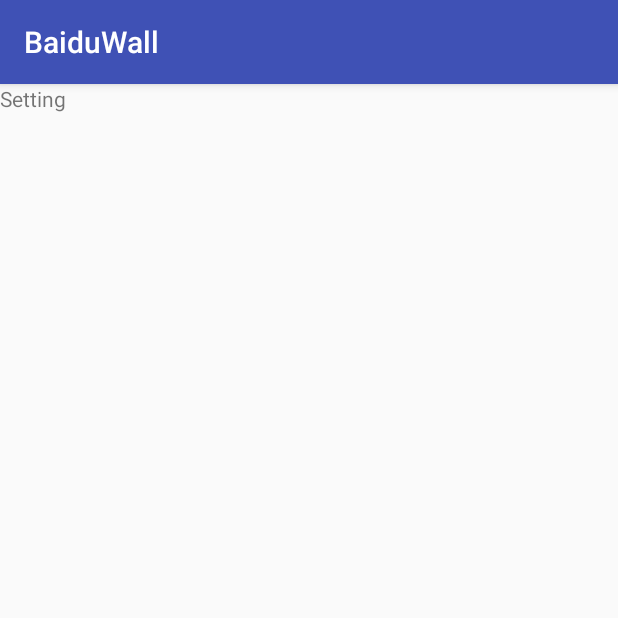
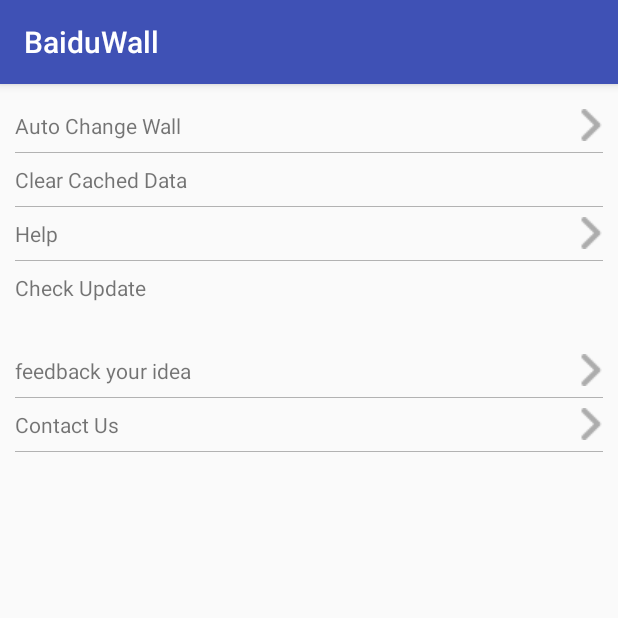
Before and after one commit to chsj1/BaiduWall, an Android app: the fragment SettingFragment shown on its own in the app's theme, on a phone screen of 412 x 824 dp, the top half of it. Run offline under Robolectric (Android 15) with nearby library versions, the phone set to English and light mode, and no system bars.

Commit message:
setting fragment

```diff
--- a/app/src/main/java/com/foolself/baiduwall/fragment/SettingFragment.java
+++ b/app/src/main/java/com/foolself/baiduwall/fragment/SettingFragment.java
@@ -6,18 +6,58 @@
 import android.view.View;
 import android.view.ViewGroup;
 import com.foolself.baiduwall.R;
+import com.foolself.baiduwall.view.SettingItemView;
 
 
 /**
  * Created by root on 15-12-5.
  */
 public class SettingFragment extends Fragment {
+    SettingItemView autoChange;
+    SettingItemView clearCached;
+    SettingItemView feedback;
+    SettingItemView contactUs;
+    SettingItemView checkUpdate;
+    SettingItemView help;
+
     public View onCreateView(LayoutInflater inflater, ViewGroup container,
                              Bundle savedInstanceState) {
         View view = inflater.inflate(R.layout.setting_fragment, container, false);
+        findView(view);
         return view;
     }
+
+    private void findView(View view) {
+        autoChange = (SettingItemView) view.findViewById(R.id.autoChange);
+        clearCached = (SettingItemView) view.findViewById(R.id.clearCached);
+        feedback = (SettingItemView) view.findViewById(R.id.feedback);
+        contactUs = (SettingItemView) view.findViewById(R.id.contactUs);
+        checkUpdate = (SettingItemView) view.findViewById(R.id.checkUpdate);
+        help = (SettingItemView) view.findViewById(R.id.help);
+    }
+
     public void onActivityCreated(Bundle savedInstanceState){
         super.onActivityCreated(savedInstanceState);
+        initData();
+    }
+
+    private void initData() {
+        autoChange.setLeftText("Auto Change Wall");
+        autoChange.setRightBitMap(R.drawable.image_more_subitem_arrow);
+
+        clearCached.setLeftText("Clear Cached Data");
+
+        feedback.setLeftText("feedback your idea");
+        feedback.setRightBitMap(R.drawable.image_more_subitem_arrow);
+
+        contactUs.setLeftText("Contact Us");
+        contactUs.setRightBitMap(R.drawable.image_more_subitem_arrow);
+
+        checkUpdate.setLeftText("Check Update");
+
+        help.setLeftText("Help");
+        help.setRightBitMap(R.drawable.image_more_subitem_arrow);
+
+
     }
 }
--- /dev/null
+++ b/app/src/main/java/com/foolself/baiduwall/view/SettingItemView.java
@@ -0,0 +1,53 @@
+package com.foolself.baiduwall.view;
+
+import android.content.Context;
+import android.util.AttributeSet;
+import android.view.LayoutInflater;
+import android.view.View;
+import android.widget.LinearLayout;
+import android.widget.TextView;
+
+import com.foolself.baiduwall.R;
+
+import java.util.zip.Inflater;
+
+/**
+ * Created by root on 15-12-10.
+ */
+public class SettingItemView extends LinearLayout {
+    TextView myLeftText;
+    TextView myRightText;
+
+    public SettingItemView(Context context, AttributeSet attrs) {
+        super(context, attrs);
+        initView();
+    }
+
+    private void initView() {
+        LayoutInflater inflater = LayoutInflater.from(getContext());
+        View view = inflater.inflate(R.layout.setting_view, this);
+        findView(view);
+    }
+
+    private void findView(View view) {
+        myLeftText = (TextView) view.findViewById(R.id.myLeftText);
+        myRightText = (TextView) view.findViewById(R.id.myRightText);
+    }
+    public TextView getLeftText() {
+        return myLeftText;
+    }
+    public TextView getRightText() {
+        return myRightText;
+    }
+
+    public void setLeftText(String text) {
+        myLeftText.setText(text);
+    }
+    public void setRightText(String text) {
+        myRightText.setText(text);
+    }
+    public void setRightBitMap(int resId) {
+        myRightText.setBackgroundResource(resId);
+    }
+
+}
--- a/app/src/main/res/layout/setting_fragment.xml
+++ b/app/src/main/res/layout/setting_fragment.xml
@@ -4,8 +4,76 @@
     android:layout_width="match_parent"
     android:layout_height="match_parent"
     tool:context=".MainActivity">
-    <TextView
-        android:layout_width="wrap_content"
+    <LinearLayout
+        android:id="@+id/myFirstLayout"
+        android:layout_width="fill_parent"
         android:layout_height="wrap_content"
-        android:text="Setting"/>
+        android:layout_margin="10dp"
+        android:orientation="vertical">
+        <!--android:background="@drawable/contact_kind_bg">-->
+        <com.foolself.baiduwall.view.SettingItemView
+            android:id="@+id/autoChange"
+            android:layout_width="wrap_content"
+            android:layout_height="35dp">
+        </com.foolself.baiduwall.view.SettingItemView>
+        <LinearLayout
+            android:layout_width="fill_parent"
+            android:layout_height="0.5dp"
+            android:background="#b2b2b2">
+        </LinearLayout>
+        <com.foolself.baiduwall.view.SettingItemView
+            android:id="@+id/clearCached"
+            android:layout_width="wrap_content"
+            android:layout_height="35dp">
+        </com.foolself.baiduwall.view.SettingItemView>
+        <LinearLayout
+            android:layout_width="fill_parent"
+            android:layout_height="0.5dp"
+            android:background="#b2b2b2">
+        </LinearLayout>
+        <com.foolself.baiduwall.view.SettingItemView
+            android:id="@+id/help"
+            android:layout_width="wrap_content"
+            android:layout_height="35dp">
+        </com.foolself.baiduwall.view.SettingItemView>
+        <LinearLayout
+            android:layout_width="fill_parent"
+            android:layout_height="0.5dp"
+            android:background="#b2b2b2">
+        </LinearLayout>
+        <com.foolself.baiduwall.view.SettingItemView
+            android:id="@+id/checkUpdate"
+            android:layout_width="wrap_content"
+            android:layout_height="35dp">
+        </com.foolself.baiduwall.view.SettingItemView>
+    </LinearLayout>
+
+    <LinearLayout
+        android:layout_width="fill_parent"
+        android:layout_height="wrap_content"
+        android:layout_margin="10dp"
+        android:orientation="vertical"
+        android:layout_below="@+id/myFirstLayout">
+        <!--android:background="@drawable/contact_kind_bg"-->
+        <com.foolself.baiduwall.view.SettingItemView
+            android:id="@+id/feedback"
+            android:layout_width="wrap_content"
+            android:layout_height="35dp">
+        </com.foolself.baiduwall.view.SettingItemView>
+        <LinearLayout
+            android:layout_width="fill_parent"
+            android:layout_height="0.5dp"
+            android:background="#b2b2b2">
+        </LinearLayout>
+        <com.foolself.baiduwall.view.SettingItemView
+            android:id="@+id/contactUs"
+            android:layout_width="wrap_content"
+            android:layout_height="35dp">
+        </com.foolself.baiduwall.view.SettingItemView>
+        <LinearLayout
+            android:layout_width="fill_parent"
+            android:layout_height="0.5dp"
+            android:background="#b2b2b2">
+        </LinearLayout>
+    </LinearLayout>
 </RelativeLayout>
--- /dev/null
+++ b/app/src/main/res/layout/setting_view.xml
@@ -0,0 +1,17 @@
+<RelativeLayout xmlns:android="http://schemas.android.com/apk/res/android"
+    xmlns:tools="http://schemas.android.com/tools"
+    android:layout_width="match_parent"
+    android:layout_height="match_parent"
+    >
+    <TextView
+        android:id="@+id/myLeftText"
+        android:layout_width="wrap_content"
+        android:layout_height="wrap_content"
+        android:layout_centerVertical="true" />
+    <TextView
+        android:id="@+id/myRightText"
+        android:layout_width="wrap_content"
+        android:layout_height="wrap_content"
+        android:layout_centerVertical="true"
+        android:layout_alignParentRight="true" />
+</RelativeLayout>
```
